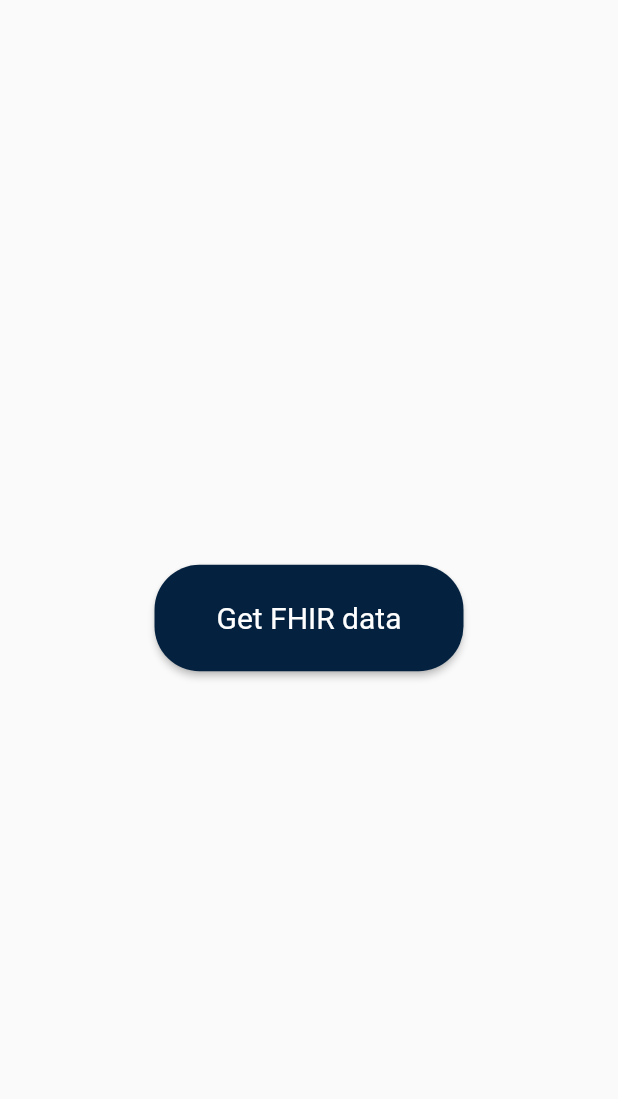
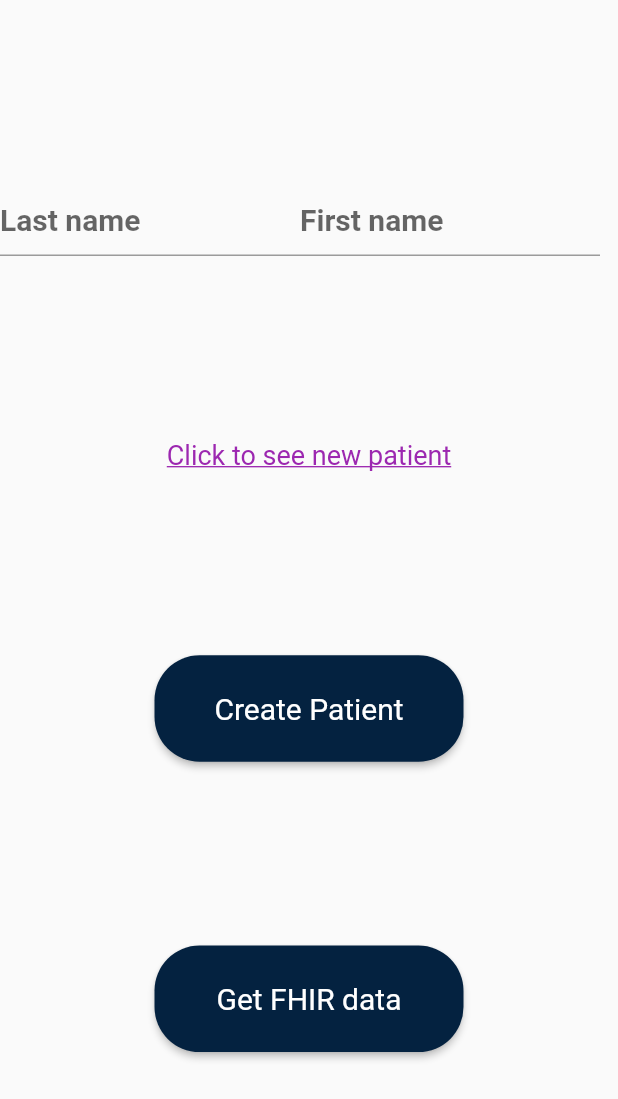
Before and after one commit to FireJuun/symptom_tracker, a Flutter app: the FhirView widget shown alone on an empty page, opened directly, on a phone screen of 412 x 824 dp. Shown: the top 1099 px of the screen. Run offline on Flutter 3.47's test engine with Material 2 defaults, Android fonts, the phone set to English and light mode, and no system bars; our stand-ins replace cloud_firestore, flutter_icons, freezed_annotation, get; missing offline and left inert: fhir_r4; accounts and stored records are empty; generated files the repository leaves out were written again; network calls fail.

Commit message:
Can also create new patients on Hapi

```diff
--- a/lib/screens/fhir/fhir.dart
+++ b/lib/screens/fhir/fhir.dart
@@ -3,12 +3,72 @@ import 'package:flutter/material.dart';
 import 'package:get/get.dart';
 import 'package:symptom_tracker/services/services.dart';
 import 'package:symptom_tracker/shared/shared.dart';
+import 'package:url_launcher/url_launcher.dart';
 
 class FhirView extends StatelessWidget {
+  final lastName = TextEditingController(text: '');
+  final firstName = TextEditingController(text: '');
+
+  @override
+  void dispose() {
+    lastName.dispose();
+    firstName.dispose();
+  }
+
   @override
   Widget build(BuildContext context) {
-    return Center(
-      child: SharedActionButton(
+    return Column(
+      mainAxisAlignment: MainAxisAlignment.spaceEvenly,
+      children: [
+        Row(
+          children: <Widget>[
+            _nameContainer(lastName, 'Last name'),
+            _nameContainer(firstName, 'First name'),
+          ],
+        ),
+        _linkContainer(firstName, lastName),
+        _patient(firstName, lastName),
+        _fhir,
+      ],
+    );
+  }
+}
+
+Container _linkContainer(
+        TextEditingController first, TextEditingController last) =>
+    Container(
+      child: InkWell(
+        child: Text(
+          'Click to see new patient',
+          style: TextStyle(
+            color: Colors.purple,
+            fontSize: 18,
+            decoration: TextDecoration.underline,
+          ),
+        ),
+        onTap: () async => await launch('http://hapi.fhir.org/baseR4/'
+            'Patient?given=${first.text}&family=${last.text}&_pretty=true'),
+      ),
+    );
+
+Container _nameContainer(TextEditingController name, String text) => Container(
+      width: 200,
+      child: TextField(
+        controller: name,
+        decoration: InputDecoration(hintText: text),
+      ),
+    );
+
+SharedActionButton _patient(
+        TextEditingController first, TextEditingController last) =>
+    SharedActionButton(
+      title: 'Create Patient',
+      onPressed: () async {
+        await FhirService().createPatient(first.text, last.text);
+      },
+    );
+
+SharedActionButton _fhir = SharedActionButton(
   title: 'Get FHIR data',
   onPressed: () async {
     List<Quantity> data = await FhirService().getResponse();
@@ -33,7 +93,4 @@ class FhirView extends StatelessWidget {
     ));
     print(data);
   },
-      ),
 );
-  }
-}
--- a/lib/screens/fhir/fhir.screen.dart
+++ b/lib/screens/fhir/fhir.screen.dart
@@ -18,7 +18,9 @@ class FhirScreen extends StatelessWidget {
         appBar: SharedAppBar(
           title: 'FHIR',
           actions: [
-            IconButton(icon: Icon(Icons.close), onPressed: () => Get.offAll(HomeScreen())),
+            IconButton(
+                icon: Icon(Icons.close),
+                onPressed: () => Get.offAll(HomeScreen())),
           ],
         ),
         body: _buildBody(),
--- a/lib/services/fhir.service.dart
+++ b/lib/services/fhir.service.dart
@@ -10,8 +10,9 @@ class FhirService {
     final String identifier = 'test-client';
     final String secret = 'verysecret';
     final String grantType = 'client_credentials';
-    var response1 = await http
-        .post('$server/auth/token?client_id=$identifier&grant_type=$grantType&client_secret=$secret', headers: headers);
+    var response1 = await http.post(
+        '$server/auth/token?client_id=$identifier&grant_type=$grantType&client_secret=$secret',
+        headers: headers);
     if (response1.statusCode == 200) {
       var parsedbody = json.decode(response1.body);
 
@@ -19,7 +20,9 @@ class FhirService {
       var token = parsedbody['token_type'] + ' ' + parsedbody['access_token'];
       headers.putIfAbsent('Authorization', () => token);
     }
-    var response2 = await http.get('$server/fhir/Observation?patient=test123&category=vital-signs', headers: headers);
+    var response2 = await http.get(
+        '$server/fhir/Observation?patient=test123&category=vital-signs',
+        headers: headers);
     Bundle vitalsBundle = Bundle.fromJson(json.decode(response2.body));
     print('vitalsBundle: $vitalsBundle');
 
@@ -66,4 +69,20 @@ class FhirService {
     }
     return data;
   }
+
+  Future<void> createPatient(String first, String last) async {
+    var newPatient = Patient(
+      name: [
+        HumanName(
+          given: [first],
+          family: last,
+        ),
+      ],
+    );
+
+    final String server = 'http://hapi.fhir.org/baseR4/';
+    final Map<String, String> headers = {'Content-type': 'application/json'};
+    await http.post('$server/Patient?_format=json&_pretty=true',
+        headers: headers, body: jsonEncode(newPatient.toJson()));
+  }
 }
--- a/pubspec.yaml
+++ b/pubspec.yaml
@@ -39,6 +39,7 @@ dependencies:
   fhir_r4:
     git:
       url: git://github.com/Dokotela/fhir_r4.git
+  url_launcher: ^5.4.7
 
   # The following adds the Cupertino Icons font to your application.
   # Use with the CupertinoIcons class for iOS style icons.
```
Also changed, not shown: lib/screens/fhir/create.patient.dart (added, +33 -0 lines), pubspec.lock. Lines whose indentation alone changed are shown as unchanged.
